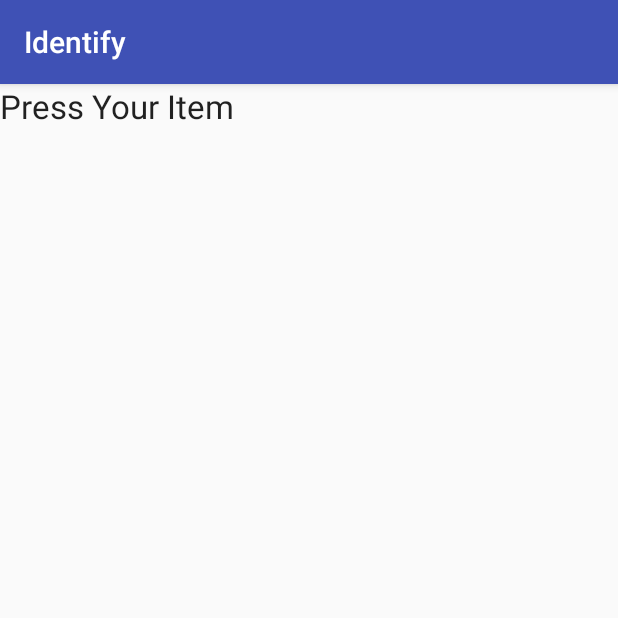
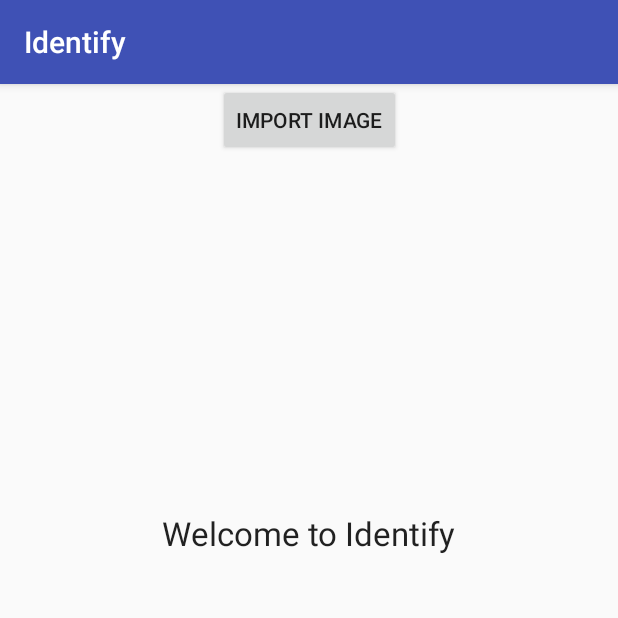
Before and after one commit to christopher-wolff-zz/hackduke2017, an Android app: the SecondActivity screen opened directly, with no data from a screen before it, on a phone screen of 412 x 824 dp, the top half of it. Run offline under Robolectric (Android 15) with nearby library versions, the phone set to English and light mode, and no system bars; 1 statement that could not run was skipped.

Commit message:
First commit

```diff
--- a/Identify/app/src/main/java/hackduke2017/identify/SecondActivity.java
+++ b/Identify/app/src/main/java/hackduke2017/identify/SecondActivity.java
@@ -2,12 +2,52 @@ package hackduke2017.identify;
 
 import android.support.v7.app.AppCompatActivity;
 import android.os.Bundle;
+import java.io.*;
+import android.app.*;
+import android.content.*;
+import android.net.*;
+import android.os.*;
+import android.view.*;
+import android.graphics.*;
+import android.widget.*;
+import android.provider.*;
 
 public class SecondActivity extends AppCompatActivity {
+
+    private final int PICK_IMAGE = 1;
+    private ProgressDialog detectionProgressDialog;
 
     @Override
     protected void onCreate(Bundle savedInstanceState) {
         super.onCreate(savedInstanceState);
-        setContentView(R.layout.activity_second);
+        setContentView(R.layout.activity_main);
+        Button button1 = (Button)findViewById(R.id.button1);
+        button1.setOnClickListener(new View.OnClickListener() {
+            @Override
+            public void onClick(View v) {
+                Intent intent = new Intent();
+                // Show only images, no videos or anything else
+                intent.setType("image*//*");
+                intent.setAction(Intent.ACTION_GET_CONTENT);
+                // Always show the chooser (if there are multiple options available)
+                startActivityForResult(Intent.createChooser(intent, "Select Picture"), PICK_IMAGE);
+            }
+        });
+
+        detectionProgressDialog = new ProgressDialog(this);
+    }
+    @Override
+    protected void onActivityResult(int requestCode, int resultCode, Intent data) {
+        super.onActivityResult(requestCode, resultCode, data);
+        if (requestCode == PICK_IMAGE && resultCode == RESULT_OK && data != null && data.getData() != null) {
+            Uri uri = data.getData();
+            try {
+                Bitmap bitmap = MediaStore.Images.Media.getBitmap(getContentResolver(), uri);
+                ImageView imageView = (ImageView) findViewById(R.id.imageView1);
+                imageView.setImageBitmap(bitmap);
+            } catch (IOException e) {
+                e.printStackTrace();
+            }
+        }
     }
 }
--- a/Identify/app/src/main/res/layout/activity_main.xml
+++ b/Identify/app/src/main/res/layout/activity_main.xml
@@ -20,9 +20,11 @@
     <Button
         android:id="@+id/button"
         android:layout_width="wrap_content"
-        android:layout_height="wrap_content"
-        android:text="Start"
-        tools:layout_editor_absoluteX="148dp"
-        tools:layout_editor_absoluteY="220dp" />
+        android:layout_height="0dp"
+        android:text="@string/impimg"
+        app:layout_constraintEnd_toEndOf="parent"
+        app:layout_constraintHorizontal_bias="0.5"
+        app:layout_constraintStart_toStartOf="parent"
+        tools:layout_editor_absoluteY="249dp" />
 
 </android.support.constraint.ConstraintLayout>
--- a/Identify/app/src/main/res/layout/activity_second.xml
+++ b/Identify/app/src/main/res/layout/activity_second.xml
@@ -1,18 +1,19 @@
-<?xml version="1.0" encoding="utf-8"?>
-<android.support.constraint.ConstraintLayout xmlns:android="http://schemas.android.com/apk/res/android"
-    xmlns:app="http://schemas.android.com/apk/res-auto"
-    xmlns:tools="http://schemas.android.com/tools"
-    android:layout_width="match_parent"
-    android:layout_height="match_parent"
-    tools:context="hackduke2017.identify.SecondActivity">
+<RelativeLayout xmlns:android="http://schemas.android.com/apk/res/android"
+    xmlns:tools="http://schemas.android.com/tools" android:layout_width="match_parent"
+    android:layout_height="match_parent"  tools:context=".MainActivity">
 
-    <TextView
-        android:id="@+id/textView"
-        android:layout_width="wrap_content"
+    <ImageView
+        android:layout_width="match_parent"
+        android:layout_height="fill_parent"
+        android:id="@+id/imageView1"
+        android:layout_above="@+id/button1" />
+
+    <Button
+        android:id="@+id/button1"
+        android:layout_width="match_parent"
         android:layout_height="wrap_content"
-        android:text="@string/second_page"
-        android:textAppearance="@android:style/TextAppearance.DeviceDefault.Large"
-        tools:layout_editor_absoluteX="114dp"
-        tools:layout_editor_absoluteY="16dp" />
-
-</android.support.constraint.ConstraintLayout>
+        android:layout_alignParentBottom="true"
+        android:layout_alignParentLeft="true"
+        android:layout_alignParentStart="true"
+        android:text="@string/browse" />
+</RelativeLayout>
--- a/Identify/app/src/main/res/values/strings.xml
+++ b/Identify/app/src/main/res/values/strings.xml
@@ -3,4 +3,6 @@
     <string name="identify">Welcome to Identify</string>
     <string name="second_page">Press Your Item</string>
     <string name="action_settings">Settings</string>
+    <string name="impimg">Import Image</string>
+    <string name="browse">Broswe</string>
 </resources>
```
